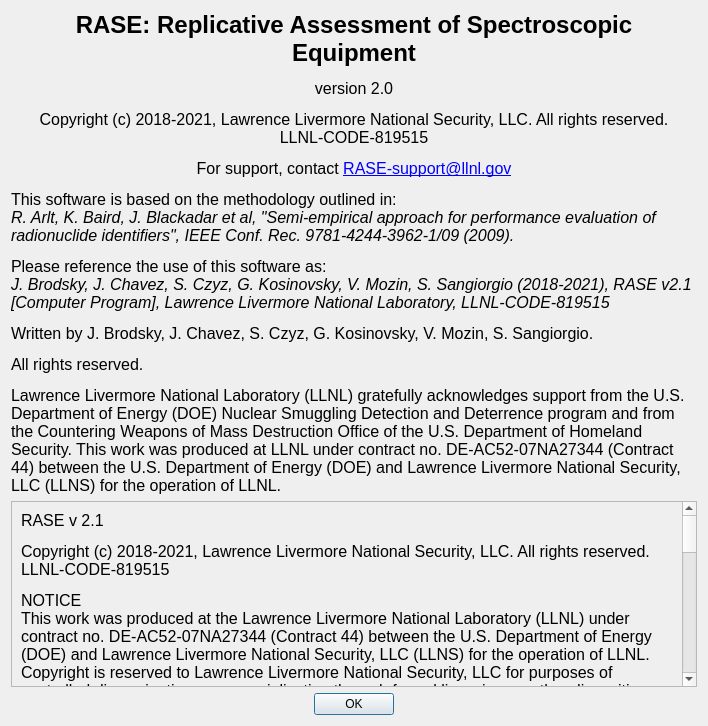
Qt form src/ui/about_dialog.ui (LLNL/RASE) before a commit.
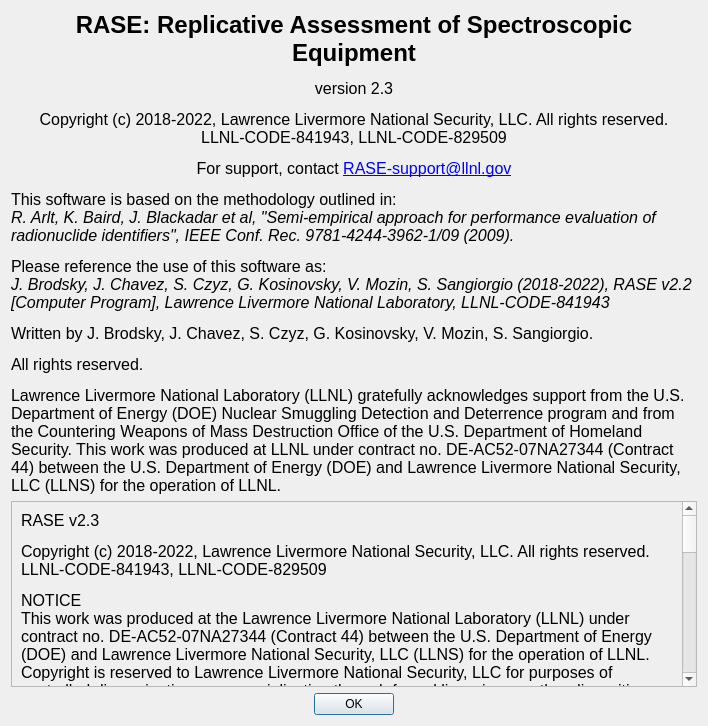
The same form after that commit.

```diff
--- a/src/ui/about_dialog.ui
+++ b/src/ui/about_dialog.ui
@@ -17,7 +17,7 @@
    <item>
     <widget class="QLabel" name="label">
      <property name="text">
-      <string>&lt;html&gt;&lt;head/&gt;&lt;body&gt;&lt;p align=&quot;center&quot;&gt;&lt;span style=&quot; font-family:'Times New Roman,serif'; font-size:18pt; font-weight:600;&quot;&gt;RASE: Replicative Assessment of Spectroscopic Equipment&lt;/span&gt;&lt;/p&gt;&lt;p align=&quot;center&quot;&gt;&lt;span style=&quot; font-family:'Times New Roman,serif'; font-size:12pt;&quot;&gt;version 2.0&lt;/span&gt;&lt;/p&gt;&lt;p align=&quot;center&quot;&gt;&lt;span style=&quot; font-family:'Times New Roman,serif'; font-size:12pt;&quot;&gt;Copyright (c) 2018-2021, Lawrence Livermore National Security, LLC. All rights reserved. &lt;br/&gt;LLNL-CODE-819515&lt;/span&gt;&lt;/p&gt;&lt;p align=&quot;center&quot;&gt;&lt;span style=&quot; font-family:'Times New Roman,serif'; font-size:12pt;&quot;&gt;For support, contact &lt;/span&gt;&lt;a href=&quot;mailto:RASE-support@llnl.gov&quot;&gt;&lt;span style=&quot; font-family:'Times New Roman,serif'; font-size:12pt; text-decoration: underline; color:#0000ff;&quot;&gt;RASE-support@llnl.gov&lt;/span&gt;&lt;/a&gt;&lt;/p&gt;&lt;p&gt;&lt;span style=&quot; font-family:'Times New Roman,serif'; font-size:12pt;&quot;&gt;This software is based on the methodology outlined in:&lt;br/&gt;&lt;/span&gt;&lt;span style=&quot; font-family:'Times New Roman,serif'; font-size:12pt; font-style:italic;&quot;&gt;R. Arlt, K. Baird, J. Blackadar et al, &amp;quot;Semi-empirical approach for performance evaluation of radionuclide identifiers&amp;quot;, IEEE Conf. Rec. 9781-4244-3962-1/09 (2009).&lt;/span&gt;&lt;/p&gt;&lt;p&gt;&lt;span style=&quot; font-family:'Times New Roman,serif'; font-size:12pt;&quot;&gt;Please reference the use of this software as:&lt;br/&gt;&lt;/span&gt;&lt;span style=&quot; font-family:'Times New Roman,serif'; font-size:12pt; font-style:italic;&quot;&gt;J. Brodsky, J. Chavez, S. Czyz, G. Kosinovsky, V. Mozin, S. Sangiorgio (2018-2021), RASE v2.1 [Computer Program], Lawrence Livermore National Laboratory, LLNL-CODE-819515&lt;/span&gt;&lt;/p&gt;&lt;p&gt;&lt;span style=&quot; font-family:'Times New Roman,serif'; font-size:12pt;&quot;&gt;Written by J. Brodsky, J. Chavez, S. Czyz, G. Kosinovsky, V. Mozin, S. Sangiorgio. &lt;/span&gt;&lt;/p&gt;&lt;p&gt;&lt;span style=&quot; font-family:'Times New Roman,serif'; font-size:12pt;&quot;&gt;All rights reserved.&lt;/span&gt;&lt;/p&gt;&lt;p&gt;&lt;span style=&quot; font-family:'Times New Roman,serif'; font-size:12pt;&quot;&gt;Lawrence Livermore National Laboratory (LLNL) gratefully acknowledges support from the U.S. Department of Energy (DOE) Nuclear Smuggling Detection and Deterrence program and from the Countering Weapons of Mass Destruction Office of the U.S. Department of Homeland Security. This work was produced at LLNL under contract no. DE-AC52-07NA27344 (Contract 44) between the U.S. Department of Energy (DOE) and Lawrence Livermore National Security, LLC (LLNS) for the operation of LLNL.&lt;/span&gt;&lt;/p&gt;&lt;/body&gt;&lt;/html&gt;</string>
+      <string>&lt;html&gt;&lt;head/&gt;&lt;body&gt;&lt;p align=&quot;center&quot;&gt;&lt;span style=&quot; font-family:'Times New Roman,serif'; font-size:18pt; font-weight:600;&quot;&gt;RASE: Replicative Assessment of Spectroscopic Equipment&lt;/span&gt;&lt;/p&gt;&lt;p align=&quot;center&quot;&gt;&lt;span style=&quot; font-family:'Times New Roman,serif'; font-size:12pt;&quot;&gt;version 2.3&lt;/span&gt;&lt;/p&gt;&lt;p align=&quot;center&quot;&gt;&lt;span style=&quot; font-family:'Times New Roman,serif'; font-size:12pt;&quot;&gt;Copyright (c) 2018-2022, Lawrence Livermore National Security, LLC. All rights reserved. &lt;br/&gt;LLNL-CODE-841943, LLNL-CODE-829509&lt;/span&gt;&lt;/p&gt;&lt;p align=&quot;center&quot;&gt;&lt;span style=&quot; font-family:'Times New Roman,serif'; font-size:12pt;&quot;&gt;For support, contact &lt;/span&gt;&lt;a href=&quot;mailto:RASE-support@llnl.gov&quot;&gt;&lt;span style=&quot; font-family:'Times New Roman,serif'; font-size:12pt; text-decoration: underline; color:#0000ff;&quot;&gt;RASE-support@llnl.gov&lt;/span&gt;&lt;/a&gt;&lt;/p&gt;&lt;p&gt;&lt;span style=&quot; font-family:'Times New Roman,serif'; font-size:12pt;&quot;&gt;This software is based on the methodology outlined in:&lt;br/&gt;&lt;/span&gt;&lt;span style=&quot; font-family:'Times New Roman,serif'; font-size:12pt; font-style:italic;&quot;&gt;R. Arlt, K. Baird, J. Blackadar et al, &amp;quot;Semi-empirical approach for performance evaluation of radionuclide identifiers&amp;quot;, IEEE Conf. Rec. 9781-4244-3962-1/09 (2009).&lt;/span&gt;&lt;/p&gt;&lt;p&gt;&lt;span style=&quot; font-family:'Times New Roman,serif'; font-size:12pt;&quot;&gt;Please reference the use of this software as:&lt;br/&gt;&lt;/span&gt;&lt;span style=&quot; font-family:'Times New Roman,serif'; font-size:12pt; font-style:italic;&quot;&gt;J. Brodsky, J. Chavez, S. Czyz, G. Kosinovsky, V. Mozin, S. Sangiorgio (2018-2022), RASE v2.2 [Computer Program], Lawrence Livermore National Laboratory, LLNL-CODE-841943&lt;/span&gt;&lt;/p&gt;&lt;p&gt;&lt;span style=&quot; font-family:'Times New Roman,serif'; font-size:12pt;&quot;&gt;Written by J. Brodsky, J. Chavez, S. Czyz, G. Kosinovsky, V. Mozin, S. Sangiorgio. &lt;/span&gt;&lt;/p&gt;&lt;p&gt;&lt;span style=&quot; font-family:'Times New Roman,serif'; font-size:12pt;&quot;&gt;All rights reserved.&lt;/span&gt;&lt;/p&gt;&lt;p&gt;&lt;span style=&quot; font-family:'Times New Roman,serif'; font-size:12pt;&quot;&gt;Lawrence Livermore National Laboratory (LLNL) gratefully acknowledges support from the U.S. Department of Energy (DOE) Nuclear Smuggling Detection and Deterrence program and from the Countering Weapons of Mass Destruction Office of the U.S. Department of Homeland Security. This work was produced at LLNL under contract no. DE-AC52-07NA27344 (Contract 44) between the U.S. Department of Energy (DOE) and Lawrence Livermore National Security, LLC (LLNS) for the operation of LLNL.&lt;/span&gt;&lt;/p&gt;&lt;/body&gt;&lt;/html&gt;</string>
      </property>
      <property name="scaledContents">
       <bool>false</bool>
@@ -41,14 +41,14 @@
         <x>0</x>
         <y>0</y>
         <width>667</width>
-        <height>486</height>
+        <height>558</height>
        </rect>
       </property>
       <layout class="QVBoxLayout" name="verticalLayout_2">
        <item>
         <widget class="QLabel" name="label_2">
          <property name="text">
-          <string>&lt;html&gt;&lt;head/&gt;&lt;body&gt;&lt;p&gt;&lt;span style=&quot; font-family:'Times New Roman,serif'; font-size:12pt;&quot;&gt;RASE v 2.1&lt;/span&gt;&lt;/p&gt;&lt;p&gt;&lt;span style=&quot; font-family:'Times New Roman,serif'; font-size:12pt;&quot;&gt;Copyright (c) 2018-2021, Lawrence Livermore National Security, LLC. All rights reserved. LLNL-CODE-819515&lt;/span&gt;&lt;/p&gt;&lt;p&gt;&lt;span style=&quot; font-family:'Times New Roman,serif'; font-size:12pt;&quot;&gt;NOTICE&lt;br/&gt;This work was produced at the Lawrence Livermore National Laboratory (LLNL) under contract no. DE-AC52-07NA27344 (Contract 44) between the U.S. Department of Energy (DOE) and Lawrence Livermore National Security, LLC (LLNS) for the operation of LLNL. Copyright is reserved to Lawrence Livermore National Security, LLC for purposes of controlled dissemination, commercialization through formal licensing, or other disposition under terms of Contract 44; DOE policies, regulations and orders; and U.S. statutes. The rights of the Federal Government are reserved under Contract 44. &lt;/span&gt;&lt;/p&gt;&lt;p&gt;&lt;span style=&quot; font-family:'Times New Roman,serif'; font-size:12pt;&quot;&gt;DISCLAIMER&lt;br/&gt;THE SOFTWARE IS PROVIDED &amp;quot;AS IS&amp;quot;, WITHOUT WARRANTY OF ANY KIND, EXPRESS OR IMPLIED, INCLUDING BUT NOT LIMITED TO THE WARRANTIES OF MERCHANTABILITY, FITNESS FOR A PARTICULAR PURPOSE AND NONINFRINGEMENT. IN NO EVENT SHALL THE AUTHORS OR COPYRIGHT HOLDERS BE LIABLE FOR ANY CLAIM, DAMAGES OR OTHER LIABILITY, WHETHER IN AN ACTION OF CONTRACT, TORT OR OTHERWISE, ARISING FROM, OUT OF OR IN CONNECTION WITH THE SOFTWARE OR THE USE OR OTHER DEALINGS IN THE SOFTWARE.&lt;/span&gt;&lt;/p&gt;&lt;p&gt;&lt;span style=&quot; font-family:'Times New Roman,serif'; font-size:12pt;&quot;&gt;Reference herein to any specific commercial products, process, or service by trade name, trademark, manufacturer or otherwise does not necessarily constitute or imply its endorsement, recommendation, or favoring by the United States Government or Lawrence Livermore National Security, LLC. The views and opinions of authors expressed herein do not necessarily state or reflect those of the United States Government or Lawrence Livermore National Security, LLC, and shall not be used for advertising or product endorsement purposes.&lt;/span&gt;&lt;/p&gt;&lt;p&gt;&lt;span style=&quot; font-family:'Times New Roman,serif'; font-size:12pt;&quot;&gt;LICENSE&lt;/span&gt;&lt;span style=&quot; font-family:'Times New Roman,serif'; font-size:12pt; font-weight:600;&quot;&gt;&lt;br/&gt;&lt;/span&gt;&lt;span style=&quot; font-family:'Times New Roman,serif'; font-size:12pt;&quot;&gt;Permission is hereby granted, free of charge, to any person obtaining a copy of this software and associated documentation files (the &amp;quot;Software&amp;quot;), to deal in the Software without restriction, including without limitation the rights to use, copy, modify, merge, publish, distribute, sublicense, and/or sell copies of the Software, and to permit persons to whom the Software is furnished to do so, subject to the following conditions:&lt;/span&gt;&lt;/p&gt;&lt;p&gt;&lt;span style=&quot; font-family:'Times New Roman,serif'; font-size:12pt;&quot;&gt;The above copyright notice and this permission notice shall be included in all copies or substantial portions of the Software.&lt;/span&gt;&lt;/p&gt;&lt;p&gt;&lt;span style=&quot; font-family:'Times New Roman,serif'; font-size:12pt;&quot;&gt;Neither the name of LLNS nor the names of its contributors may be used to endorse or promote products derived from this software without specific prior written permission.&lt;/span&gt;&lt;/p&gt;&lt;/body&gt;&lt;/html&gt;</string>
+          <string>&lt;html&gt;&lt;head/&gt;&lt;body&gt;&lt;p&gt;&lt;span style=&quot; font-family:'Times New Roman,serif'; font-size:12pt;&quot;&gt;RASE v2.3&lt;/span&gt;&lt;/p&gt;&lt;p&gt;&lt;span style=&quot; font-family:'Times New Roman,serif'; font-size:12pt;&quot;&gt;Copyright (c) 2018-2022, Lawrence Livermore National Security, LLC. All rights reserved. LLNL-CODE-841943, LLNL-CODE-829509&lt;/span&gt;&lt;/p&gt;&lt;p&gt;&lt;span style=&quot; font-family:'Times New Roman,serif'; font-size:12pt;&quot;&gt;NOTICE&lt;br/&gt;This work was produced at the Lawrence Livermore National Laboratory (LLNL) under contract no. DE-AC52-07NA27344 (Contract 44) between the U.S. Department of Energy (DOE) and Lawrence Livermore National Security, LLC (LLNS) for the operation of LLNL. Copyright is reserved to Lawrence Livermore National Security, LLC for purposes of controlled dissemination, commercialization through formal licensing, or other disposition under terms of Contract 44; DOE policies, regulations and orders; and U.S. statutes. The rights of the Federal Government are reserved under Contract 44. &lt;/span&gt;&lt;/p&gt;&lt;p&gt;&lt;span style=&quot; font-family:'Times New Roman,serif'; font-size:12pt;&quot;&gt;DISCLAIMER&lt;br/&gt;THE SOFTWARE IS PROVIDED &amp;quot;AS IS&amp;quot;, WITHOUT WARRANTY OF ANY KIND, EXPRESS OR IMPLIED, INCLUDING BUT NOT LIMITED TO THE WARRANTIES OF MERCHANTABILITY, FITNESS FOR A PARTICULAR PURPOSE AND NONINFRINGEMENT. IN NO EVENT SHALL THE AUTHORS OR COPYRIGHT HOLDERS BE LIABLE FOR ANY CLAIM, DAMAGES OR OTHER LIABILITY, WHETHER IN AN ACTION OF CONTRACT, TORT OR OTHERWISE, ARISING FROM, OUT OF OR IN CONNECTION WITH THE SOFTWARE OR THE USE OR OTHER DEALINGS IN THE SOFTWARE.&lt;/span&gt;&lt;/p&gt;&lt;p&gt;&lt;span style=&quot; font-family:'Times New Roman,serif'; font-size:12pt;&quot;&gt;Reference herein to any specific commercial products, process, or service by trade name, trademark, manufacturer or otherwise does not necessarily constitute or imply its endorsement, recommendation, or favoring by the United States Government or Lawrence Livermore National Security, LLC. The views and opinions of authors expressed herein do not necessarily state or reflect those of the United States Government or Lawrence Livermore National Security, LLC, and shall not be used for advertising or product endorsement purposes.&lt;/span&gt;&lt;/p&gt;&lt;p&gt;&lt;span style=&quot; font-family:'Times New Roman,serif'; font-size:12pt;&quot;&gt;LICENSE&lt;/span&gt;&lt;span style=&quot; font-family:'Times New Roman,serif'; font-size:12pt; font-weight:600;&quot;&gt;&lt;br/&gt;&lt;/span&gt;&lt;span style=&quot; font-family:'Times New Roman,serif'; font-size:12pt;&quot;&gt;Permission is hereby granted, free of charge, to any person obtaining a copy of this software and associated documentation files (the &amp;quot;Software&amp;quot;), to deal in the Software without restriction, including without limitation the rights to use, copy, modify, merge, publish, distribute, sublicense, and/or sell copies of the Software, and to permit persons to whom the Software is furnished to do so, subject to the following conditions:&lt;/span&gt;&lt;/p&gt;&lt;p&gt;&lt;span style=&quot; font-family:'Times New Roman,serif'; font-size:12pt;&quot;&gt;The above copyright notice and this permission notice shall be included in all copies or substantial portions of the Software.&lt;/span&gt;&lt;/p&gt;&lt;p&gt;&lt;span style=&quot; font-family:'Times New Roman,serif'; font-size:12pt;&quot;&gt;Neither the name of LLNS nor the names of its contributors may be used to endorse or promote products derived from this software without specific prior written permission.&lt;/span&gt;&lt;/p&gt;&lt;/body&gt;&lt;/html&gt;</string>
          </property>
          <property name="wordWrap">
           <bool>true</bool>
```
